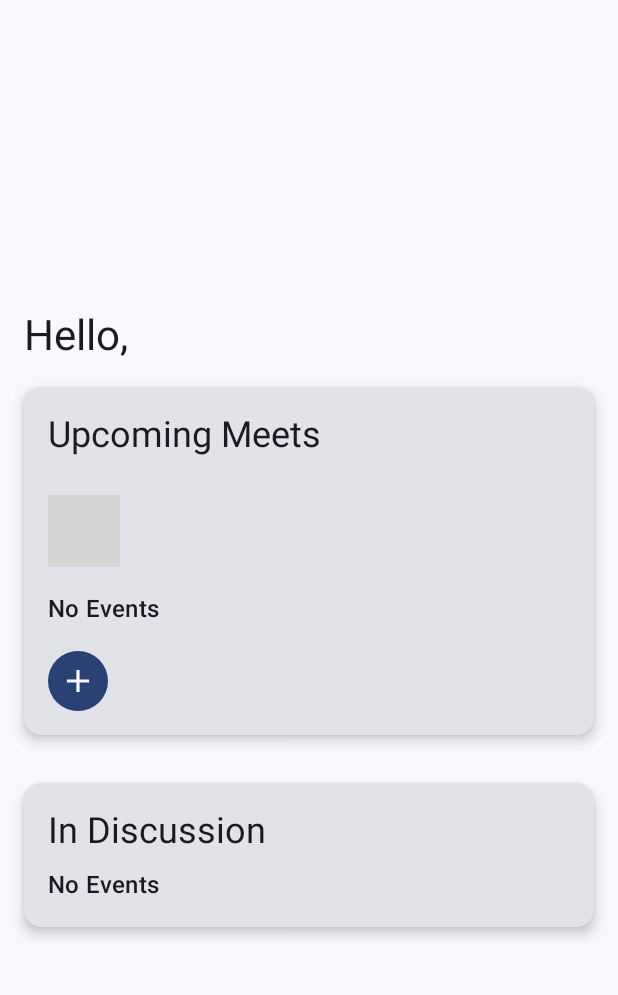
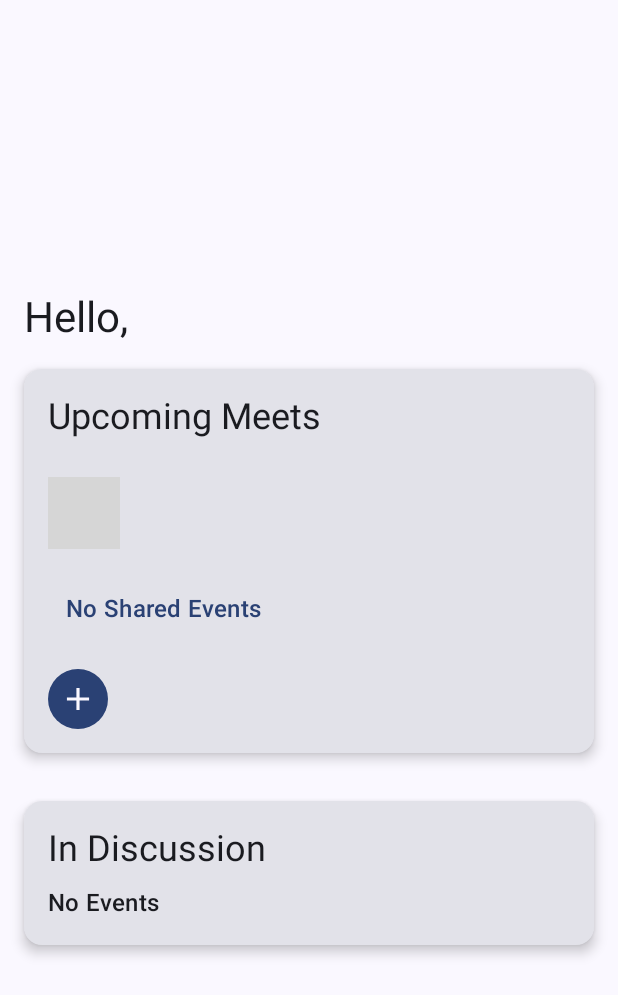
Before and after one commit to lanjingli/Time2Gather, an Android app built with Jetpack Compose: the screen it shows after launch (MainActivity), after a tap on "Login", on a phone screen of 412 x 824 dp. Shown: the top 995 px of the screen. Run offline under Robolectric (Android 15) with nearby library versions, the phone set to English and light mode, and no system bars; libraries missing offline, so code that uses them is left out: com.kizitonwose.calendar; 2 statements that could not run were skipped; grey boxes are pictures that could not be loaded.

Commit message:
Shared events now link to the monthly calendar view, icons indicating events appear on dashboard.

```diff
--- a/app/src/main/java/com/example/ece_452_project/DashNavGraph.kt
+++ b/app/src/main/java/com/example/ece_452_project/DashNavGraph.kt
@@ -18,6 +18,7 @@ import androidx.navigation.compose.composable
 import androidx.navigation.compose.rememberNavController
 import com.example.ece_452_project.data.DummyData
 import com.example.ece_452_project.data.User
+import com.example.ece_452_project.ui.CalendarMonthlyScreen
 import com.example.ece_452_project.ui.DashViewModel
 import com.example.ece_452_project.ui.DashboardScreen
 import com.example.ece_452_project.ui.EventInfoScreen
@@ -66,9 +67,9 @@ fun DashNavGraph(
                     onNewEventButtonClicked = {
                         navController.navigate(DashScreen.EventSetting.name)
                     },
-//                    onViewScheduleButtonClicked = {
-//                        navController.navigate(DashScreen.ViewSchedule.name)
-//                    }
+                    onViewCalendarButtonClicked = {
+                        navController.navigate(DashScreen.ViewSchedule.name)
+                    }
                 )
             }
             composable(route = DashScreen.EventSetting.name){
@@ -224,7 +225,7 @@ fun DashNavGraph(
                 }
             }
             composable(route = DashScreen.ViewSchedule.name){
-                ScheduleScreen(modifier = Modifier.fillMaxSize().padding(16.dp))
+                CalendarMonthlyScreen()
             }
         }
     }
--- a/app/src/main/java/com/example/ece_452_project/data/DummyData.kt
+++ b/app/src/main/java/com/example/ece_452_project/data/DummyData.kt
@@ -97,6 +97,18 @@ object DummyData {
                     end = LocalDateTime.of(2023, 7, 5, 16, 0),
                     shared = true
                 ),
+                Event(
+                    name = "Plaza Lunch",
+                    start = LocalDateTime.of(2023, 7, 17, 12, 30),
+                    end = LocalDateTime.of(2023, 7, 17, 1, 30),
+                    shared = true
+                ),
+                Event(
+                    name = "Group Study",
+                    start = LocalDateTime.of(2023, 7, 20, 15, 30),
+                    end = LocalDateTime.of(2023, 7, 20, 16, 0),
+                    shared = true
+                ),
             )
         )
     )
--- a/app/src/main/java/com/example/ece_452_project/ui/DashboardScreen.kt
+++ b/app/src/main/java/com/example/ece_452_project/ui/DashboardScreen.kt
@@ -34,7 +34,12 @@ import androidx.compose.material3.Icon
 import androidx.compose.material3.MaterialTheme
 import androidx.compose.material3.OutlinedButton
 import androidx.compose.material3.Text
+import androidx.compose.material3.TextButton
 import androidx.compose.runtime.Composable
+import androidx.compose.runtime.getValue
+import androidx.compose.runtime.mutableStateOf
+import androidx.compose.runtime.remember
+import androidx.compose.runtime.setValue
 import androidx.compose.ui.Alignment
 import androidx.compose.ui.Modifier
 import androidx.compose.ui.graphics.Color
@@ -44,15 +49,21 @@ import androidx.compose.ui.tooling.preview.Preview
 import androidx.compose.ui.unit.dp
 import androidx.compose.ui.unit.sp
 import com.example.ece_452_project.R
+import com.example.ece_452_project.data.DummyData
 import com.example.ece_452_project.data.User
+import com.example.ece_452_project.generateAllEventsMap
 import com.example.ece_452_project.ui.components.CalendarHeader
 import com.example.ece_452_project.ui.components.Day
+import com.example.ece_452_project.ui.components.MonthDay
 import com.example.ece_452_project.ui.theme.SolidGreen
 import com.kizitonwose.calendar.compose.HorizontalCalendar
 import com.kizitonwose.calendar.compose.rememberCalendarState
+import com.kizitonwose.calendar.core.CalendarDay
+import com.kizitonwose.calendar.core.DayPosition
 import com.kizitonwose.calendar.core.firstDayOfWeekFromLocale
 import java.time.YearMonth
 import java.time.format.DateTimeFormatter
+
 
 /**
  * Composable for the dashboard
@@ -62,8 +73,13 @@ import java.time.format.DateTimeFormatter
 fun DashboardScreen(
     modifier: Modifier = Modifier,
     user: User = User(),
-    onNewEventButtonClicked: () -> Unit
+    onNewEventButtonClicked: () -> Unit,
+    onViewCalendarButtonClicked: () -> Unit,
 ) {
+
+    val events = generateAllEventsMap(user).groupBy {it.start.toLocalDate()}
+    var selectedDate by remember { mutableStateOf<CalendarDay?>(null) }
+
     Column(
         modifier = modifier.verticalScroll(rememberScrollState()),
         verticalArrangement = Arrangement.Center,
@@ -94,20 +110,31 @@ fun DashboardScreen(
             HorizontalCalendar(
                 modifier = Modifier.padding(16.dp),
                 state = rememberCalendarState(
-                    startMonth = YearMonth.now().minusMonths(12),
-                    endMonth = YearMonth.now().plusMonths(12),
-                    firstVisibleMonth = YearMonth.now().plusMonths(1), /*TODO: Undo this after demo*/
+                    startMonth = YearMonth.now(),
+                    endMonth = YearMonth.now(),
+                    firstVisibleMonth = YearMonth.now(),
                     firstDayOfWeek = firstDayOfWeekFromLocale()
                 ),
-                dayContent = {day ->
-                    Day(day, isSelected = (day.date in sharedDates)) },
-                monthHeader = {month ->
-                    CalendarHeader(month = month)
+                dayContent = { day ->
+
+                    val dailyEvents = if (day.position == DayPosition.MonthDate) {
+                        events[day.date].orEmpty().map {it.start}
+                    } else {
+                        emptyList();
+                    }
+                    MonthDay(day = day, isSelected = selectedDate == day, dailyEvents = dailyEvents,
+                    ) { clicked ->
+                        selectedDate = clicked
+                    }
+                },
+                monthHeader = { month ->
+                    com.example.ece_452_project.ui.components.CalendarHeader(month = month)
                 }
             )
-            sharedEvents.forEach { event ->
+
+            sharedEvents.take(3).forEachIndexed {_, event ->
                 OutlinedButton(
-                    onClick = { },
+                    onClick = onViewCalendarButtonClicked,
                     border = BorderStroke(
                         width = 4.dp,
                         color = MaterialTheme.colorScheme.primary
@@ -139,12 +166,12 @@ fun DashboardScreen(
             }
 
             if (sharedEvents.isEmpty()){
-                Text(
-                    modifier = Modifier.padding(start = 16.dp, bottom = 16.dp),
-                    text = stringResource(R.string.no_events),
-                    style = MaterialTheme.typography.titleMedium
-                )
-            }
+                TextButton(onClick = onViewCalendarButtonClicked,
+                    modifier = Modifier.padding(start = 16.dp, bottom = 16.dp,)
+                ) { Text (
+                        text = stringResource(R.string.no_shared_events),
+                        style = MaterialTheme.typography.titleMedium)}
+                }
             Button(onClick = onNewEventButtonClicked,
                 modifier= Modifier
                     .padding(start = 16.dp, bottom = 16.dp)
@@ -157,27 +184,6 @@ fun DashboardScreen(
             }
         }
         Spacer(modifier = Modifier.height(16.dp))
-
-        //TODO: add View Schedule back
-//        Row(horizontalArrangement = Arrangement.Center)
-//        {
-//            Button(
-//                modifier = Modifier,
-//                onClick = onViewScheduleButtonClicked,
-//                colors = ButtonDefaults.buttonColors(containerColor = SolidGreen)
-//            ) {
-//                Row (verticalAlignment = Alignment.CenterVertically) {
-//                    Icon(Icons.Default.DateRange, contentDescription = "Schedule")
-//                    Text(
-//                        modifier = Modifier.padding(2.dp),
-//                        text = stringResource(R.string.view_schedule),
-//                        fontSize = 16.sp,
-//                        textAlign = TextAlign.Left
-//                    )
-//                }
-//
-//            }
-//        }
 
         Spacer(modifier = Modifier.height(16.dp))
         Card(
@@ -207,6 +213,7 @@ fun DashboardPreview(){
     DashboardScreen(modifier = Modifier
         .fillMaxSize()
         .padding(16.dp),
-        onNewEventButtonClicked = {}
+        onNewEventButtonClicked = {},
+        onViewCalendarButtonClicked = {},
     )
 }
--- a/app/src/main/res/values/strings.xml
+++ b/app/src/main/res/values/strings.xml
@@ -46,4 +46,5 @@
     <string name="createScreenTEMP">createScreenTEMP</string>
     <string name="personalListTEMP">personalListTEMP</string>
     <string name="sharedListTEMP">sharedListTEMP</string>
+    <string name="no_shared_events">No Shared Events</string>
 </resources>
```
Also changed, not shown: app/src/main/java/com/example/ece_452_project/EventsImporter.kt (+21 -1 lines), app/src/main/java/com/example/ece_452_project/ScheduleNavGraph.kt (deleted, +0 -74 lines), app/src/main/java/com/example/ece_452_project/ui/CalendarMonthlyScreen.kt (+3 -33 lines), app/src/main/java/com/example/ece_452_project/ui/ScheduleScreenDashboardExtra.kt (deleted, +0 -104 lines), app/src/main/java/com/example/ece_452_project/ui/components/CalendarComponents.kt (+44 -0 lines).
